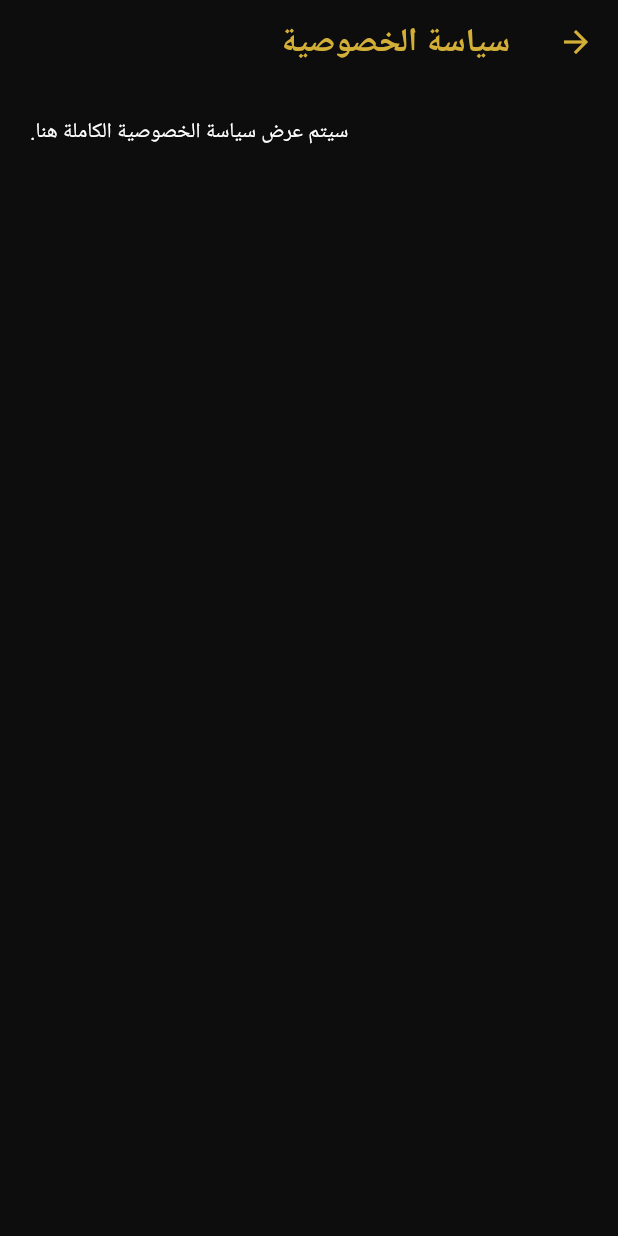
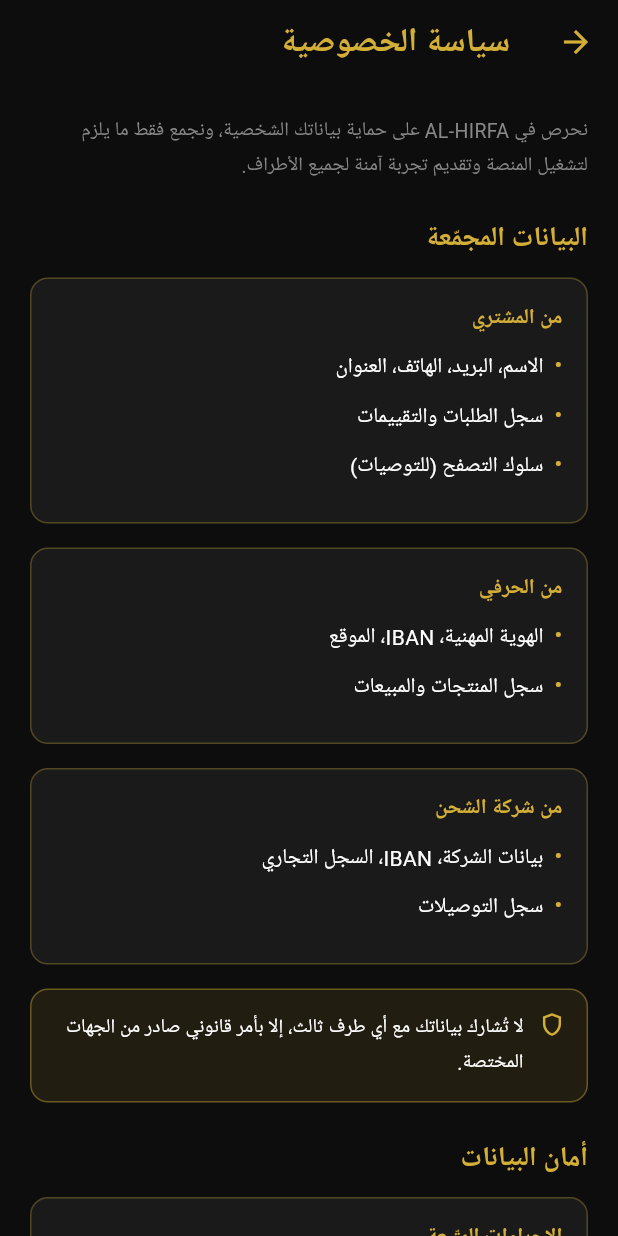
Before and after one commit to btar457/AL_HIRFA, a Flutter app: the PrivacyPolicyScreen screen opened directly, on a phone screen of 412 x 824 dp. Run offline on Flutter 3.47's test engine with Material 3 defaults, Android fonts, the phone set to English and light mode, and no system bars; our stand-ins replace cloud_firestore, firebase_auth, firebase_core, google_fonts, image_picker; accounts and stored records are empty; Roboto replaces fonts that are missing (Cairo).

Commit message:
بناء محتوى privacy_policy_screen.dart الكامل (الخطوة 6 من 7 — القوانين)
- استبدلت الـ placeholder بمحتوى PART 8 من AL-HIRFA-Legal-Rules.md:
  البيانات المجمّعة من كل طرف (المشتري/الحرفي/شركة الشحن)، تنويه عدم
  مشاركة البيانات مع أطراف ثالثة إلا بأمر قانوني، وقسم أمان البيانات
  (HTTPS، Firebase Security Rules، تشفير IBAN، QR، إخفاء البيانات
  الحساسة بين الأطراف).
- نفس النمط البصري لـ terms_screen.dart: عناوين ذهبية، بطاقات بحدود
  ذهبية شفافة، نص أبيض بـ line-height 24/14، RTL بالكامل.

flutter analyze: 0 أخطاء.

```diff
--- a/lib/screens/shared/privacy_policy_screen.dart
+++ b/lib/screens/shared/privacy_policy_screen.dart
@@ -1,9 +1,34 @@
 import 'package:flutter/material.dart';
 import '../../core/constants/colors.dart';
 
-/// سياسة الخصوصية الكاملة — يُستكمل محتواها بالكامل لاحقاً (راجع AL-HIRFA-Legal-Rules.md).
+/// سياسة الخصوصية الكاملة (راجع AL-HIRFA-Legal-Rules.md — PART 8).
 class PrivacyPolicyScreen extends StatelessWidget {
   const PrivacyPolicyScreen({super.key});
+
+  static const _buyerData = [
+    'الاسم، البريد، الهاتف، العنوان',
+    'سجل الطلبات والتقييمات',
+    'سلوك التصفح (للتوصيات)',
+  ];
+
+  static const _artisanData = [
+    'الهوية المهنية، IBAN، الموقع',
+    'سجل المنتجات والمبيعات',
+  ];
+
+  static const _shippingData = [
+    'بيانات الشركة، IBAN، السجل التجاري',
+    'سجل التوصيلات',
+  ];
+
+  static const _securityMeasures = [
+    'تشفير HTTPS لكل الاتصالات',
+    'Firebase Security Rules لحماية Firestore',
+    'IBAN مشفّر في قاعدة البيانات',
+    'رمز QR للتحقق من هوية المنتج',
+    'لا يرى المشتري رقم IBAN الحرفي',
+    'لا يرى الحرفي بيانات بطاقة المشتري',
+  ];
 
   @override
   Widget build(BuildContext context) {
@@ -17,11 +42,72 @@ class PrivacyPolicyScreen extends StatelessWidget {
           title: const Text('سياسة الخصوصية', style: TextStyle(color: AppColors.gold, fontWeight: FontWeight.bold)),
           iconTheme: const IconThemeData(color: AppColors.gold),
         ),
-        body: const Padding(
-          padding: EdgeInsets.all(20),
-          child: Text('سيتم عرض سياسة الخصوصية الكاملة هنا.', style: TextStyle(color: AppColors.text, fontSize: 14, height: 1.7)),
+        body: ListView(
+          padding: const EdgeInsets.all(20),
+          children: [
+            Text(
+              'نحرص في AL-HIRFA على حماية بياناتك الشخصية، ونجمع فقط ما يلزم لتشغيل المنصة وتقديم تجربة آمنة لجميع الأطراف.',
+              style: TextStyle(color: AppColors.subText, fontSize: 13, height: 24 / 14),
+            ),
+            const SizedBox(height: 24),
+            const Text('البيانات المجمّعة', style: TextStyle(color: AppColors.gold, fontWeight: FontWeight.bold, fontSize: 18)),
+            const SizedBox(height: 12),
+            _buildSection(title: 'من المشتري', points: _buyerData),
+            const SizedBox(height: 16),
+            _buildSection(title: 'من الحرفي', points: _artisanData),
+            const SizedBox(height: 16),
+            _buildSection(title: 'من شركة الشحن', points: _shippingData),
+            const SizedBox(height: 16),
+            _buildNotice('لا تُشارك بياناتك مع أي طرف ثالث، إلا بأمر قانوني صادر من الجهات المختصة.'),
+            const SizedBox(height: 24),
+            const Text('أمان البيانات', style: TextStyle(color: AppColors.gold, fontWeight: FontWeight.bold, fontSize: 18)),
+            const SizedBox(height: 12),
+            _buildSection(title: 'الإجراءات المتّبعة', points: _securityMeasures),
+            const SizedBox(height: 8),
+          ],
         ),
       ),
     );
   }
+
+  Widget _buildSection({required String title, required List<String> points}) {
+    return Container(
+      width: double.infinity,
+      padding: const EdgeInsets.all(16),
+      decoration: BoxDecoration(color: AppColors.card, borderRadius: BorderRadius.circular(12), border: Border.all(color: AppColors.gold.withOpacity(0.3))),
+      child: Column(
+        crossAxisAlignment: CrossAxisAlignment.start,
+        children: [
+          Text(title, style: const TextStyle(color: AppColors.gold, fontWeight: FontWeight.bold, fontSize: 14)),
+          const SizedBox(height: 10),
+          ...points.map((point) => Padding(
+            padding: const EdgeInsets.only(bottom: 8),
+            child: Row(
+              crossAxisAlignment: CrossAxisAlignment.start,
+              children: [
+                const Text('•  ', style: TextStyle(color: AppColors.gold, fontSize: 14, fontWeight: FontWeight.bold)),
+                Expanded(child: Text(point, style: const TextStyle(color: AppColors.text, fontSize: 14, height: 24 / 14))),
+              ],
+            ),
+          )),
+        ],
+      ),
+    );
+  }
+
+  Widget _buildNotice(String text) {
+    return Container(
+      width: double.infinity,
+      padding: const EdgeInsets.all(14),
+      decoration: BoxDecoration(color: AppColors.gold.withOpacity(0.1), borderRadius: BorderRadius.circular(12), border: Border.all(color: AppColors.gold.withOpacity(0.4))),
+      child: Row(
+        crossAxisAlignment: CrossAxisAlignment.start,
+        children: [
+          const Icon(Icons.shield_outlined, color: AppColors.gold, size: 18),
+          const SizedBox(width: 10),
+          Expanded(child: Text(text, style: const TextStyle(color: AppColors.text, fontSize: 13, height: 24 / 14))),
+        ],
+      ),
+    );
+  }
 }
```
